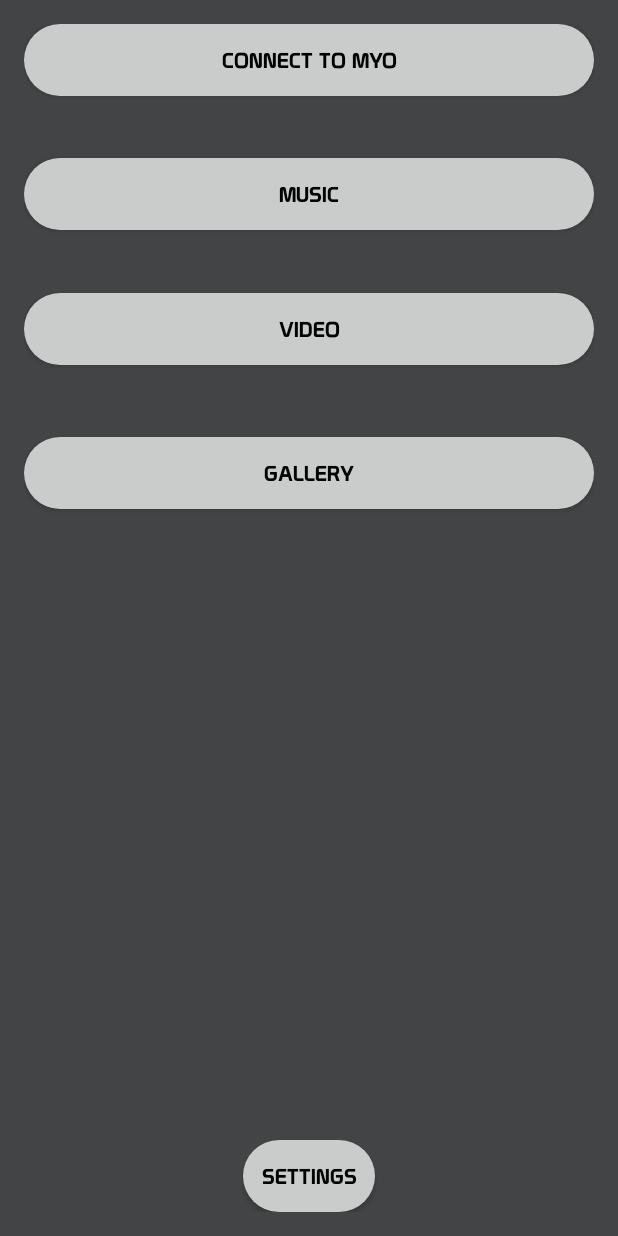
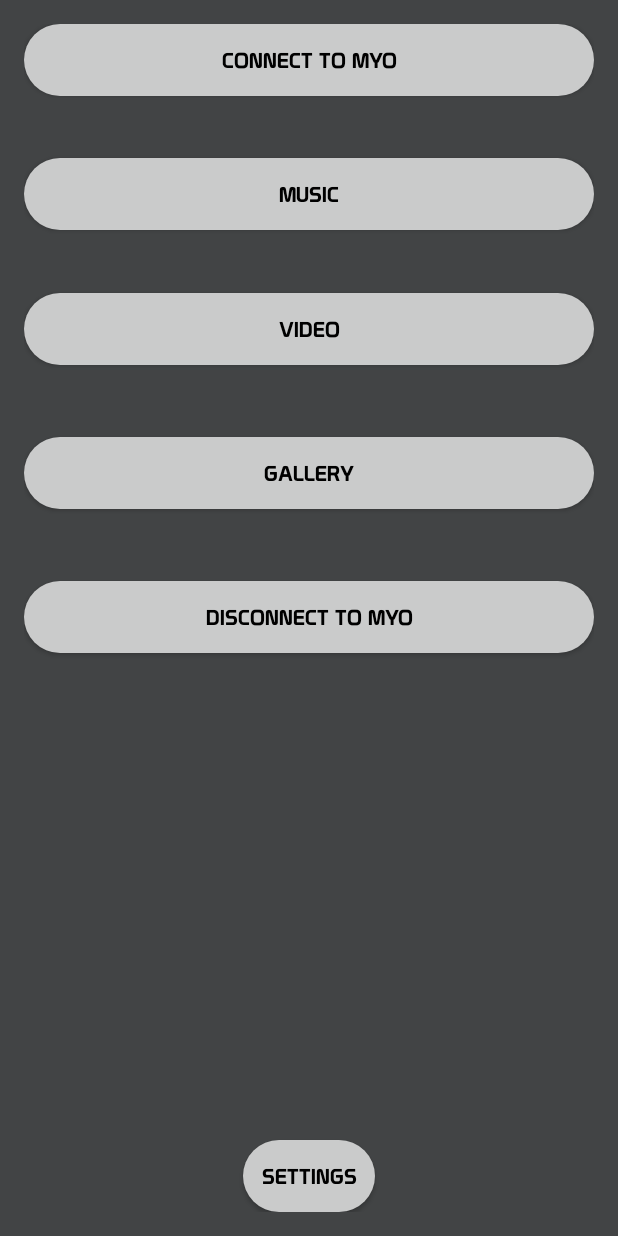
Before and after one commit to ArsalanAli/Phaze, an Android app: the screen it shows after launch (MainActivity), after a tap on "CONNECT TO MYO", on a phone screen of 412 x 824 dp. Run offline under Robolectric (Android 15) with nearby library versions, the phone set to English and light mode, and no system bars; libraries missing offline, so code that uses them is left out: com.thalmic.myo; 5 statements that could not run were skipped.

```diff
--- a/app/src/main/AndroidManifest.xml
+++ b/app/src/main/AndroidManifest.xml
@@ -25,7 +25,7 @@
             </intent-filter>
         </activity>
         <service android:name=".Service_Music"/>
-        <activity android:name=".MyoConnect" />
+        <service android:name=".BackgroundService"/>
         <activity android:name=".Music"/>
         <activity android:name=".Video" />
         <activity android:name=".Gallery" />
--- a/app/src/main/java/teamb/minicap/phaze/MainActivity.java
+++ b/app/src/main/java/teamb/minicap/phaze/MainActivity.java
@@ -2,8 +2,10 @@ package teamb.minicap.phaze;
 
 import android.annotation.SuppressLint;
 import android.content.BroadcastReceiver;
+import android.content.ComponentName;
 import android.content.Context;
 import android.content.Intent;
+import android.content.ServiceConnection;
 import android.content.SharedPreferences;
 import android.content.pm.PackageManager;
 import android.graphics.Color;
@@ -11,6 +13,7 @@ import android.graphics.Typeface;
 import android.media.AudioManager;
 import android.net.Uri;
 import android.os.Build;
+import android.os.IBinder;
 import android.preference.PreferenceManager;
 import android.support.v4.app.ActivityCompat;
 import android.support.v4.content.ContextCompat;
@@ -44,7 +47,8 @@ public class MainActivity extends AppCompatActivity {
     Button vbutton;
     Button gbutton;
     Button sbutton;
-    Hub hub;
+    Button dcbutton;
+
 
     /**
      * ATTENTION: This was auto-generated to implement the App Indexing API.
@@ -54,6 +58,9 @@ public class MainActivity extends AppCompatActivity {
     private AudioManager MuteManager;
 
     private boolean headsetConnected = false;
+    private Intent MyoIntent;
+    private BackgroundService MyoSrvc;
+    private Boolean MyoBound;
 
     /*public void onReceive(Context context, Intent intent) {
         if (intent.hasExtra("state")){
@@ -69,17 +76,17 @@ public class MainActivity extends AppCompatActivity {
     protected void onCreate(Bundle savedInstanceState) {
         super.onCreate(savedInstanceState);
         int Request_Result = 1;
-        String perms[] = new String [2];
         if (android.os.Build.VERSION.SDK_INT >= 23){
-            if (ContextCompat.checkSelfPermission(this,Manifest.permission.READ_EXTERNAL_STORAGE)
-                    != PackageManager.PERMISSION_GRANTED){
-                perms[0] = Manifest.permission.READ_EXTERNAL_STORAGE;
-            }
             if (ContextCompat.checkSelfPermission(this,Manifest.permission.ACCESS_FINE_LOCATION)
                     != PackageManager.PERMISSION_GRANTED){
-                perms[1] = Manifest.permission.ACCESS_FINE_LOCATION;
+                ActivityCompat.requestPermissions(this ,new String[]{Manifest.permission.ACCESS_FINE_LOCATION},Request_Result);
             }
-            ActivityCompat.requestPermissions(this, perms, Request_Result);
+        }
+        if (android.os.Build.VERSION.SDK_INT >= 23) {
+            if (ContextCompat.checkSelfPermission(this, Manifest.permission.READ_EXTERNAL_STORAGE)
+                    != PackageManager.PERMISSION_GRANTED) {
+                ActivityCompat.requestPermissions(this, new String[]{Manifest.permission.READ_EXTERNAL_STORAGE}, Request_Result);
+            }
         }
         prefs = PreferenceManager.getDefaultSharedPreferences(this);
         setContentView(R.layout.activity_main);
@@ -89,25 +96,37 @@ public class MainActivity extends AppCompatActivity {
         vbutton = (Button) findViewById(R.id.video);
         gbutton = (Button) findViewById(R.id.gallery);
         sbutton = (Button) findViewById(R.id.settings);
+        dcbutton = (Button) findViewById(R.id.disconnect);
         cbutton.setTypeface(PTfont);
         mbutton.setTypeface(PTfont);
         vbutton.setTypeface(PTfont);
         gbutton.setTypeface(PTfont);
         sbutton.setTypeface(PTfont);
+        dcbutton.setTypeface(PTfont);
 
-        hub = Hub.getInstance();
-        if (!hub.init(this)) {
-            Toast.makeText(this, "Couldn't initialize Hub", Toast.LENGTH_SHORT).show();
-            finish();
-            return;
-        }
+
 
         // ATTENTION: This was auto-generated to implement the App Indexing API.
         // See https://g.co/AppIndexing/AndroidStudio for more information.
         client = new GoogleApiClient.Builder(this).addApi(AppIndex.API).build();
         MuteManager=(AudioManager)getSystemService(Context.AUDIO_SERVICE);
     }
+    private ServiceConnection MyoConnection = new ServiceConnection(){
 
+        @Override
+        public void onServiceConnected(ComponentName name, IBinder service) {
+            BackgroundService.MyoBinder binder = (BackgroundService.MyoBinder)service;
+            //get service
+            MyoSrvc = binder.getService();
+            MyoBound = true;
+        }
+
+        @Override
+        public void onServiceDisconnected(ComponentName name) {
+            MyoSrvc = null;
+            MyoBound = false;
+        }
+    };
     /*IDs for everything on main activity
     background: main
     Connect to Myo button: connect
@@ -200,16 +219,19 @@ public class MainActivity extends AppCompatActivity {
             mbutton.setTextColor(ContextCompat.getColor(this, button_text));
             vbutton.setTextColor(ContextCompat.getColor(this, button_text));
             gbutton.setTextColor(ContextCompat.getColor(this, button_text));
+            dcbutton.setTextColor(ContextCompat.getColor(this, button_text));
         } else {
             cbutton.setTextColor(getResources().getColor(button_text));
             sbutton.setTextColor(getResources().getColor(button_text));
             mbutton.setTextColor(getResources().getColor(button_text));
             vbutton.setTextColor(getResources().getColor(button_text));
             gbutton.setTextColor(getResources().getColor(button_text));
+            dcbutton.setTextColor(getResources().getColor(button_text));
         }
         if (Build.VERSION.SDK_INT >= 21) {
             cbutton.setBackground(getResources().getDrawable(button_active, null));
             sbutton.setBackground(getResources().getDrawable(button_active, null));
+            dcbutton.setBackground(getResources().getDrawable(button_active, null));
             if (connected) {
                 mbutton.setEnabled(true);
                 vbutton.setEnabled(true);
@@ -228,6 +250,7 @@ public class MainActivity extends AppCompatActivity {
         } else {
             cbutton.setBackground(getResources().getDrawable(button_active));
             sbutton.setBackground(getResources().getDrawable(button_active));
+            dcbutton.setBackground(getResources().getDrawable(button_active));
             if (connected) {
                 mbutton.setEnabled(true);
                 vbutton.setEnabled(true);
@@ -261,10 +284,22 @@ public class MainActivity extends AppCompatActivity {
     }
 */
     public void connect(View view) {
-        Intent intent = new Intent(MainActivity.this, ScanActivity.class);
-        startActivity(intent);
+        //Intent intent = new Intent(MainActivity.this, ScanActivity.class);
+        //startActivity(intent);
+        if(MyoIntent==null){
+            MyoIntent = new Intent(this, BackgroundService.class);
+            bindService(MyoIntent, MyoConnection, Context.BIND_AUTO_CREATE);
+            startService(MyoIntent);
+        }
     }
-
+    public void disconnect(View view){
+     if (MyoIntent != null){
+         MyoSrvc.disconnect();
+         unbindService(MyoConnection);
+         stopService(MyoIntent);
+         MyoIntent = null;
+     }
+    }
     public void music(View view) {
         Intent intent = new Intent(MainActivity.this, Music.class);
         startActivity(intent);
@@ -284,82 +319,6 @@ public class MainActivity extends AppCompatActivity {
         Intent intent = new Intent(MainActivity.this, Settings.class);
         startActivity(intent);
     }
-
-
-    public DeviceListener mListener = new AbstractDeviceListener() {
-        @Override
-        public void onConnect(Myo myo, long timestamp) {
-
-        }
-
-
-        @Override
-        public void onDisconnect(Myo myo, long timestamp) {
-
-        }
-
-
-        @Override
-        public void onArmSync(Myo myo, long timestamp, Arm arm, XDirection xDirection) {
-        }
-
-
-        @Override
-        public void onArmUnsync(Myo myo, long timestamp) {
-            //mTextView.setText(R.string.hello_world);
-        }
-
-
-        @Override
-        public void onUnlock(Myo myo, long timestamp) {
-
-        }
-
-        @Override
-        public void onLock(Myo myo, long timestamp) {
-
-        }
-        // onPose() is called whenever a Myo provides a new pose.
-        @Override
-        public void onPose(Myo myo, long timestamp, Pose pose) {
-            // Handle the cases of the Pose enumeration, and change the text of the text view
-            // based on the pose we receive.
-            switch (pose) {
-                case REST:
-                case DOUBLE_TAP:
-                    myo.unlock(Myo.UnlockType.TIMED);
-                case FIST:
-                    music(null);
-                    break;
-                case WAVE_IN:
-                    gallery(null);
-                    break;
-                case WAVE_OUT:
-                    video(null);
-                    break;
-                case FINGERS_SPREAD:
-                    settings(null);
-                    break;
-            }
-
-            if (pose != Pose.UNKNOWN && pose != Pose.REST) {
-                // Tell the Myo to stay unlocked until told otherwise. We do that here so you can
-                // hold the poses without the Myo becoming locked.
-                myo.unlock(Myo.UnlockType.HOLD);
-
-                // Notify the Myo that the pose has resulted in an action, in this case changing
-                // the text on the screen. The Myo will vibrate.
-                myo.notifyUserAction();
-            } else {
-                // Tell the Myo to stay unlocked only for a short period. This allows the Myo to
-                // stay unlocked while poses are being performed, but lock after inactivity.
-                myo.unlock(Myo.UnlockType.TIMED);
-            }
-        }
-
-    };
-
-
     @Override
     public void onStop() {
         super.onStop();
--- a/app/src/main/res/layout/activity_main.xml
+++ b/app/src/main/res/layout/activity_main.xml
@@ -72,4 +72,17 @@
         android:layout_alignParentBottom="true"
         android:layout_centerHorizontal="true"
         android:textColor="@color/button_text"/>
+
+    <Button
+        android:layout_width="wrap_content"
+        android:layout_height="wrap_content"
+        android:text="@string/disconnect"
+        android:id="@+id/disconnect"
+        android:onClick="disconnect"
+        android:background="@drawable/button_active"
+        android:textColor="@color/button_text"
+        android:layout_below="@+id/gallery"
+        android:layout_marginTop="48dp"
+        android:layout_alignParentEnd="true"
+        android:layout_alignParentStart="true" />
 </RelativeLayout>
--- a/app/src/main/res/values/strings.xml
+++ b/app/src/main/res/values/strings.xml
@@ -2,10 +2,14 @@
 <resources>
     <string name="app_name">Phaze</string>
     <string name="connect">Connect To Myo</string>
+    <string name="disconnect">Disconnect To Myo</string>
     <string name="music">Music</string>
     <string name="video">Video</string>
     <string name="gallery">Gallery</string>
     <string name="settings">Settings</string>
+    <string name="connected">Connected</string>
+    <string name="disconnected">Disconnected</string>
+    <string name="pose">Pose</string>
     <string-array name="sortMusic_array">
         <item>Track Name</item>
         <item>Artist</item>
```
Also changed, not shown: app/src/main/java/teamb/minicap/phaze/BackgroundService.java (+84 -6 lines), app/src/main/java/teamb/minicap/phaze/Music.java (+41 -0 lines), app/src/main/java/teamb/minicap/phaze/MyoConnect.java (deleted, +0 -28 lines), app/src/main/res/layout/activity_myo_connect.xml (deleted, +0 -12 lines).
